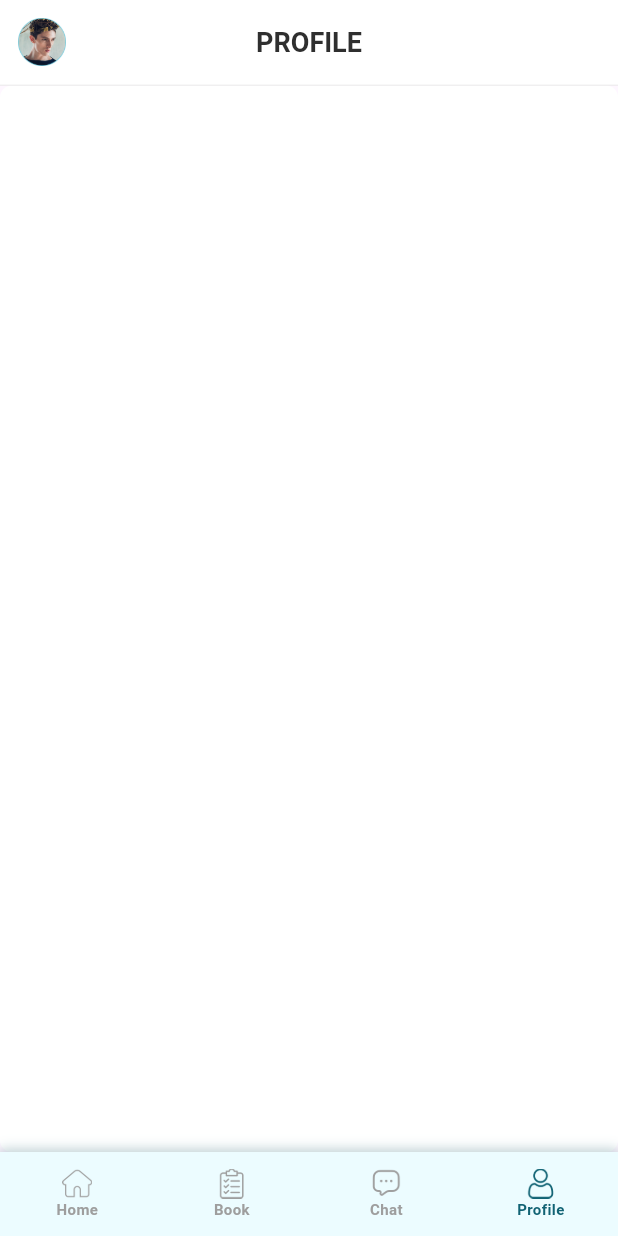
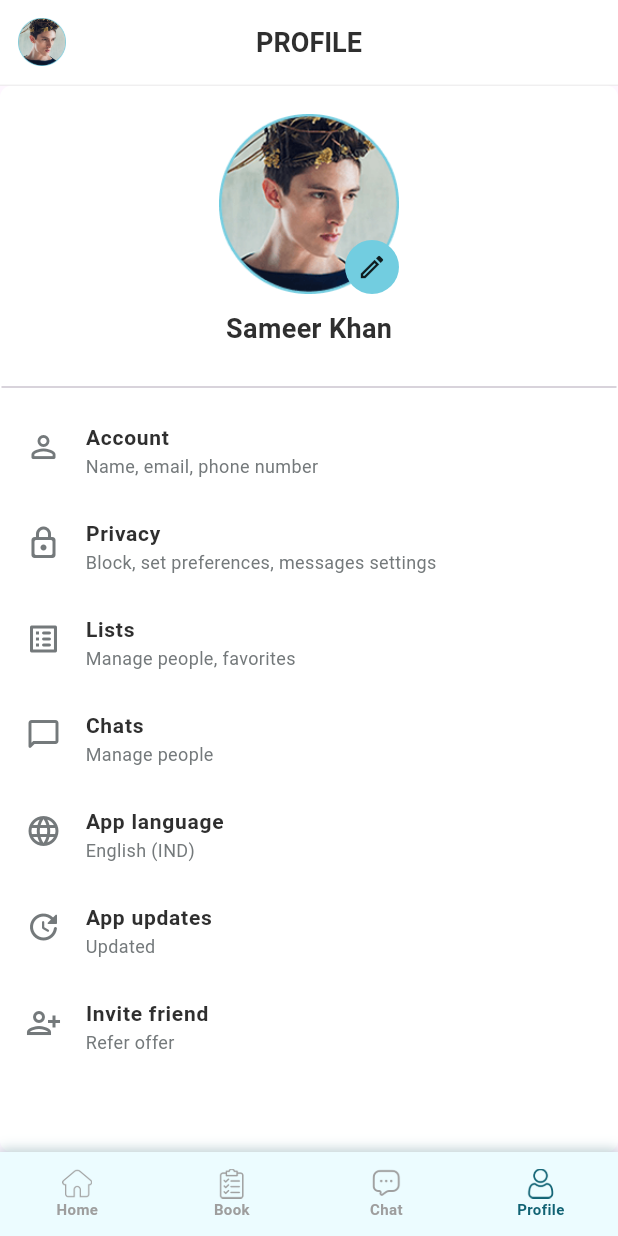
Before and after one commit to khansameer/salonappmen, a Flutter app: the screen it shows after launch, item 4 of the bottom bar chosen, on a phone screen of 412 x 824 dp. Run offline on Flutter 3.47's test engine with Material 3 defaults, Android fonts, the phone set to English and light mode, and no system bars; our stand-ins replace shared_preferences.

Commit message:
book UI/UX

```diff
--- a/lib/core/widgets/component.dart
+++ b/lib/core/widgets/component.dart
@@ -15,6 +15,7 @@ AppBar commonAppBar({
   final Widget? leading,
   final Widget? flexibleSpace,
   final Color? backgroundColor,
+  final Color? colorIcon,
   required final BuildContext context,
   final IconThemeData? iconTheme,
   final List<Color>? gradientColors,
@@ -48,7 +49,7 @@ AppBar commonAppBar({
           onPressed: () {
             Navigator.of(context).pop();
           },
-          icon: const Icon(Icons.arrow_back_ios_new_sharp, color: Colors.white),
+          icon:  Icon(Icons.arrow_back_ios_new_sharp, color:colorIcon?? Colors.white),
         ),
   );
 }
--- a/lib/main.dart
+++ b/lib/main.dart
@@ -2,6 +2,7 @@ import 'package:flutter/material.dart';
 import 'package:provider/provider.dart';
 import 'package:provider/single_child_widget.dart';
 import 'package:salonman/provider/book_proivder.dart';
+import 'package:salonman/provider/chat_provider.dart';
 import 'package:salonman/provider/dashboard_provider.dart';
 import 'package:salonman/provider/onboarding_provider.dart';
 
@@ -11,6 +12,7 @@ List<SingleChildWidget> providers = [
   ChangeNotifierProvider<OnboardingProvider>(create: (_) => OnboardingProvider()),
   ChangeNotifierProvider<DashboardProvider>(create: (_) => DashboardProvider()),
   ChangeNotifierProvider<BookProvider>(create: (_) => BookProvider()),
+  ChangeNotifierProvider<ChatProvider>(create: (_) => ChatProvider()),
 
 ];
 
--- /dev/null
+++ b/lib/provider/chat_provider.dart
@@ -0,0 +1,67 @@
+import 'package:flutter/cupertino.dart';
+
+class ChatUser {
+  final String id;
+  final String name;
+
+
+  String lastMessage;
+  DateTime? lastMessageTime;
+
+
+  /// 0 = sent, 1 = delivered, 2 = seen
+  int messageStatus;
+
+
+  ChatUser({
+    required this.id,
+    required this.name,
+    this.lastMessage = '',
+    this.lastMessageTime,
+    this.messageStatus = 0,
+  });
+}
+
+
+class Message {
+  final String text;
+  final bool isMe;
+  final DateTime time;
+
+
+  Message({required this.text, required this.isMe, required this.time});
+}
+
+class ChatProvider extends ChangeNotifier {
+  final List<ChatUser> users = [
+    ChatUser(id: '1', name: 'Rahul'),
+    ChatUser(id: '2', name: 'Amit'),
+    ChatUser(id: '3', name: 'Priya'),
+  ];
+
+
+  final Map<String, List<Message>> _messages = {};
+
+
+  List<Message> getMessages(String userId) {
+    return _messages[userId] ?? [];
+  }
+
+
+  void sendMessage(String userId, String text) {
+    final msg = Message(text: text, isMe: true, time: DateTime.now());
+
+
+    _messages.putIfAbsent(userId, () => []);
+    _messages[userId]!.add(msg);
+
+
+    final user = users.firstWhere((u) => u.id == userId);
+    user.lastMessage = text;
+    user.lastMessageTime = msg.time;
+    user.messageStatus = 2; // seen
+
+
+    notifyListeners();
+  }
+}
--- a/lib/screen/dashboard/dashboard_screen.dart
+++ b/lib/screen/dashboard/dashboard_screen.dart
@@ -5,7 +5,9 @@ import 'package:salonman/core/constants/image_utils.dart';
 import 'package:salonman/core/widgets/component.dart';
 import 'package:salonman/provider/dashboard_provider.dart';
 import 'package:salonman/screen/dashboard/page/book_page.dart';
+import 'package:salonman/screen/dashboard/page/chat_page.dart';
 import 'package:salonman/screen/dashboard/page/home_page.dart';
+import 'package:salonman/screen/dashboard/page/profile_page.dart';
 
 import '../../core/widgets/common_bottom_navbar.dart';
 
@@ -24,9 +26,9 @@ class _DashboardScreenState extends State<DashboardScreen> {
       case 1:
         return BookPage();
       case 2:
-        return Container();
+        return ChatPage();
       case 3:
-        return Container();
+        return ProfilePage();
       case 4:
         return Container();
       default:
--- /dev/null
+++ b/lib/screen/dashboard/page/profile_page.dart
@@ -0,0 +1,101 @@
+import 'package:flutter/material.dart';
+import 'package:salonman/core/constants/color_utils.dart';
+import 'package:salonman/core/constants/image_utils.dart';
+import 'package:salonman/core/widgets/component.dart';
+
+class ProfilePage extends StatelessWidget {
+  const ProfilePage({super.key});
+
+  @override
+  Widget build(BuildContext context) {
+    return ListView(
+      children: [
+        SizedBox(
+          height: 192,
+          child: Column(
+            mainAxisAlignment: .center,
+            crossAxisAlignment: .center,
+
+            children: [
+              Stack(
+                children: [
+                  Container(
+                    width: 120,
+                    height: 120,
+                    decoration: commonBoxDecoration(
+                      image: DecorationImage(image: AssetImage(icMen)),
+                    ),
+                  ),
+                  Positioned(
+                    right: 0,
+                    bottom: 0,
+                    child: Container(
+                      width: 36,
+                      height: 36,
+                      decoration: commonBoxDecoration(
+                        color: colorBannerButton,
+                        shape: BoxShape.circle,
+                      ),
+                      child: Icon(size: 20, Icons.edit_outlined),
+                    ),
+                  ),
+                ],
+              ),
+              SizedBox(height: 10,),
+              commonText(text: "Sameer Khan",fontSize: 18,fontWeight: FontWeight.w700)
+            ],
+          ),
+        ),
+        Divider(),
+        commonView(),
+        commonView(
+          text: "Privacy",
+          desc: "Block, set preferences, messages settings",
+          icon: Icons.lock_outline_rounded,
+        ),
+        commonView(
+          text: "Lists",
+          desc: "Manage people, favorites",
+          icon: Icons.list_alt_rounded,
+        ),
+        commonView(
+          text: "Chats",
+          desc: "Manage people",
+          icon: Icons.chat_bubble_outline_rounded,
+        ),
+        commonView(
+          text: "App language",
+          desc: "English (IND)",
+          icon: Icons.language_rounded,
+        ),
+        commonView(
+          text: "App updates",
+          desc: "Updated",
+          icon: Icons.update_rounded,
+        ),
+        commonView(
+          text: "Invite friend",
+          desc: "Refer offer",
+          icon: Icons.person_add_alt,
+        ),
+      ],
+    );
+  }
+
+  Widget commonView({String? text, String? desc, IconData? icon}) {
+    return ListTile(
+      visualDensity: VisualDensity(vertical: -2),
+      leading: Icon(
+        icon ?? Icons.person_outline_rounded,
+        color: colorTextLight,
+      ),
+      title: commonText(text: text ?? "Account", fontWeight: FontWeight.w600),
+      subtitle: commonText(
+        text: desc ?? "Name, email, phone number",
+        color: colorTextLight,
+        fontWeight: FontWeight.w400,
+        fontSize: 12,
+      ),
+    );
+  }
+}
```
Also changed, not shown: lib/screen/chat/chat_screen.dart (added, +99 -0 lines), lib/screen/dashboard/page/chat_page.dart (added, +77 -0 lines).
